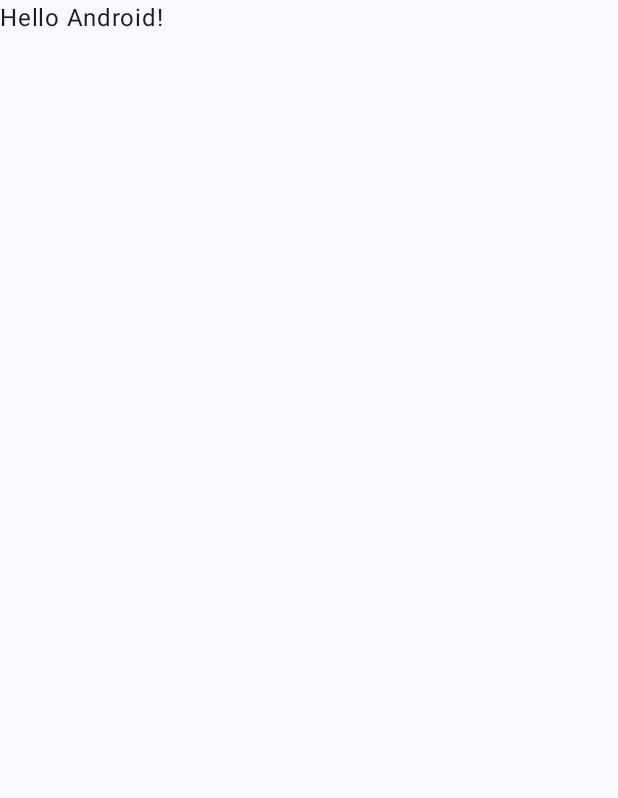
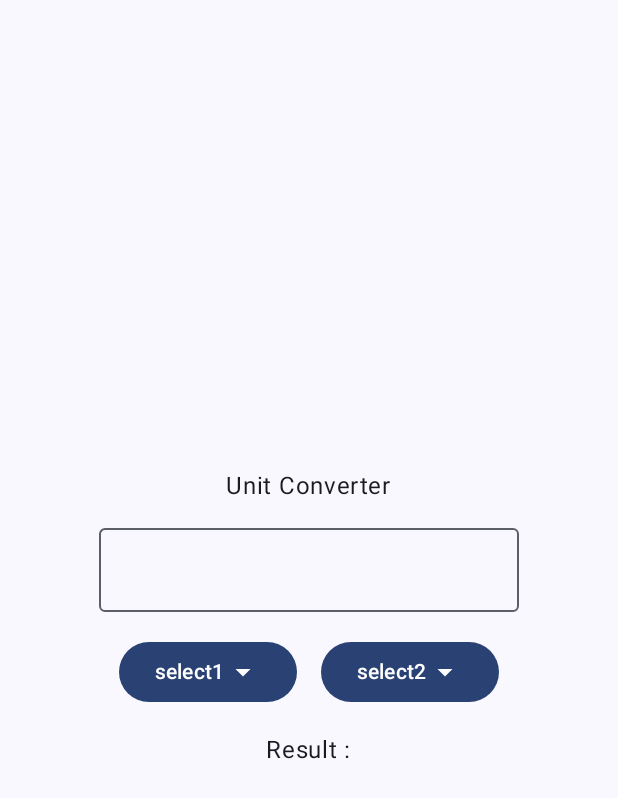
Before and after one commit to serayou/study-android-kotlin, an Android app built with Jetpack Compose: the screen it shows after launch (MainActivity), on a phone screen of 412 x 824 dp. Before the commit the part shown is almost empty. Shown: the top 798 px of the screen. Run offline under Robolectric (Android 15) with nearby library versions, the phone set to English and light mode, and no system bars.

Commit message:
Day5 -UnitConverter 레이아웃 구성 (텍스트필드, 버튼, 드롭다운메뉴)

```diff
--- a/StudyKotlinWithUdemy/Day5/UnitConverter/app/src/main/java/com/example/unitconverter/MainActivity.kt
+++ b/StudyKotlinWithUdemy/Day5/UnitConverter/app/src/main/java/com/example/unitconverter/MainActivity.kt
@@ -4,13 +4,30 @@ import android.os.Bundle
 import androidx.activity.ComponentActivity
 import androidx.activity.compose.setContent
 import androidx.activity.enableEdgeToEdge
+import androidx.compose.foundation.layout.Arrangement
+import androidx.compose.foundation.layout.Box
+import androidx.compose.foundation.layout.Column
+import androidx.compose.foundation.layout.Row
+import androidx.compose.foundation.layout.Spacer
 import androidx.compose.foundation.layout.fillMaxSize
-import androidx.compose.foundation.layout.padding
+import androidx.compose.foundation.layout.height
+import androidx.compose.foundation.layout.width
+import androidx.compose.material.icons.Icons
+import androidx.compose.material.icons.filled.ArrowDropDown
+import androidx.compose.material3.Button
+import androidx.compose.material3.DropdownMenu
+import androidx.compose.material3.DropdownMenuItem
+import androidx.compose.material3.Icon
+import androidx.compose.material3.MaterialTheme
+import androidx.compose.material3.OutlinedTextField
 import androidx.compose.material3.Scaffold
+import androidx.compose.material3.Surface
 import androidx.compose.material3.Text
 import androidx.compose.runtime.Composable
+import androidx.compose.ui.Alignment
 import androidx.compose.ui.Modifier
 import androidx.compose.ui.tooling.preview.Preview
+import androidx.compose.ui.unit.dp
 import com.example.unitconverter.ui.theme.UnitConverterTheme
 
 class MainActivity : ComponentActivity() {
@@ -19,11 +36,11 @@ class MainActivity : ComponentActivity() {
         enableEdgeToEdge()
         setContent {
             UnitConverterTheme {
-                Scaffold(modifier = Modifier.fillMaxSize()) { innerPadding ->
-                    Greeting(
-                        name = "Android",
-                        modifier = Modifier.padding(innerPadding)
-                    )
+                Surface(
+                    modifier = Modifier.fillMaxSize(),
+                    color = MaterialTheme.colorScheme.background
+                    ) {
+                    UnitConverter()
                 }
             }
         }
@@ -31,17 +48,61 @@ class MainActivity : ComponentActivity() {
 }
 
 @Composable
-fun Greeting(name: String, modifier: Modifier = Modifier) {
-    Text(
-        text = "Hello $name!",
-        modifier = modifier
-    )
+fun UnitConverter() {
+    Column(
+        modifier = Modifier.fillMaxSize(),
+        verticalArrangement = Arrangement.Center,
+        horizontalAlignment = Alignment.CenterHorizontally
+    ) {
+        Text(text = "Unit Converter")
+        Spacer(modifier = Modifier.height(16.dp))
+        OutlinedTextField(value = "", onValueChange = {
+
+        })
+        Spacer(modifier = Modifier.height(16.dp))
+        Row {
+            Box{
+                Button(onClick = { /*TODO*/ }) {
+                    Text(text = "select1")
+                    Icon(Icons.Default.ArrowDropDown, contentDescription = "")
+                }
+                DropdownMenu(expanded = false, onDismissRequest = { /*TODO*/ }) {
+                    DropdownMenuItem(
+                        text = {Text(text = "m")},
+                        onClick = { /*TODO*/ }
+                    )
+                    DropdownMenuItem(
+                        text = {Text(text = "cm")},
+                        onClick = { /*TODO*/ }
+                    )
+                }
+            }
+            Spacer(modifier = Modifier.width(16.dp))
+            Box{
+                Button(onClick = { /*TODO*/ }) {
+                    Text(text = "select2")
+                    Icon(Icons.Default.ArrowDropDown, contentDescription = "")
+                }
+                DropdownMenu(expanded = false, onDismissRequest = { /*TODO*/ }) {
+                    DropdownMenuItem(
+                        text = {Text(text = "m")},
+                        onClick = { /*TODO*/ }
+                    )
+                    DropdownMenuItem(
+                        text = {Text(text = "cm")},
+                        onClick = { /*TODO*/ }
+                    )
+                }
+            }
+        }
+        Spacer(modifier = Modifier.height(16.dp))
+        Text(text = "Result :")
+    }
+
 }
 
 @Preview(showBackground = true)
 @Composable
-fun GreetingPreview() {
-    UnitConverterTheme {
-        Greeting("Android")
-    }
+fun UnitConverterPreview() {
+    UnitConverter()
 }
```
